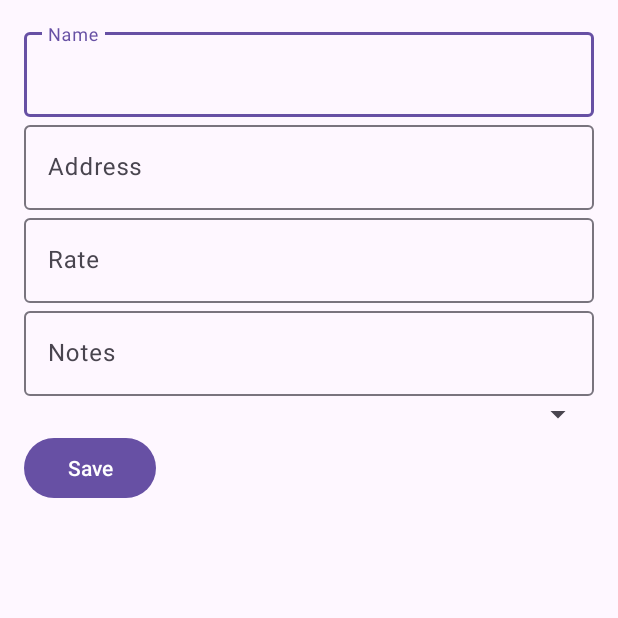
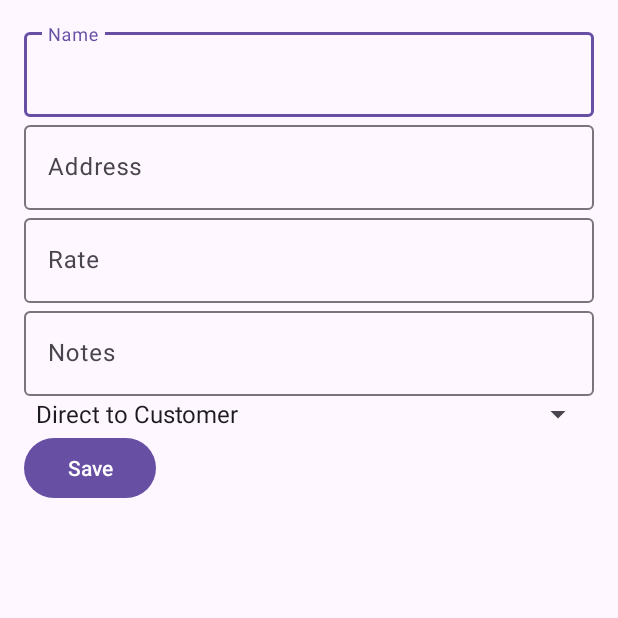
Before and after one commit to shadowcreak/MyApp2, an Android app: the AddCustomerActivity screen opened directly, with no data from a screen before it, after a tap on "Save", on a phone screen of 412 x 824 dp, the top half of it. Run offline under Robolectric (Android 15) with nearby library versions, the phone set to English and light mode, and no system bars; 3 statements that could not run were skipped.

Commit message:
Updated AddCustomerActivity to match EditCustomerActivity with rate, notes, and worklogs

```diff
--- a/app/src/main/java/com/example/myapp2/AddCustomerActivity.java
+++ b/app/src/main/java/com/example/myapp2/AddCustomerActivity.java
@@ -1,5 +1,6 @@
 package com.example.myapp2;
 
+import android.content.Intent;
 import android.os.Bundle;
 import android.util.Log;
 import android.view.View;
@@ -8,21 +9,25 @@ import android.widget.Button;
 import android.widget.Spinner;
 import android.widget.Toast;
 import androidx.appcompat.app.AppCompatActivity;
+import androidx.recyclerview.widget.LinearLayoutManager;
+import androidx.recyclerview.widget.RecyclerView;
 import com.google.android.material.textfield.TextInputEditText;
-import java.util.List;
+import java.util.ArrayList;
 
 public class AddCustomerActivity extends AppCompatActivity {
+    private static final String TAG = "AddCustomerActivity";
     private TextInputEditText editName, editAddress, editRate, editNotes;
     private Spinner contractorSpinner;
     private Button saveButton;
-    private DatabaseHelper databaseHelper;
+    private DatabaseHelper dbHelper;
+    private ArrayList<Contractor> contractors;
+    private RecyclerView worklogsRecyclerView;
+    private WorklogAdapter worklogAdapter;
 
     @Override
     protected void onCreate(Bundle savedInstanceState) {
         super.onCreate(savedInstanceState);
         setContentView(R.layout.activity_add_customer);
-
-        databaseHelper = DatabaseHelper.getInstance(this);
 
         editName = findViewById(R.id.editName);
         editAddress = findViewById(R.id.editAddress);
@@ -30,51 +35,52 @@ public class AddCustomerActivity extends AppCompatActivity {
         editNotes = findViewById(R.id.editNotes);
         contractorSpinner = findViewById(R.id.contractorSpinner);
         saveButton = findViewById(R.id.saveButton);
+        worklogsRecyclerView = findViewById(R.id.worklogsRecyclerView);
+        dbHelper = DatabaseHelper.getInstance(this);
 
-        List<Contractor> contractors = databaseHelper.getAllContractors();
-        ArrayAdapter<Contractor> adapter = new ArrayAdapter<>(this, android.R.layout.simple_spinner_item, contractors);
+        loadContractors();
+        setupWorklogs();
+
+        saveButton.setOnClickListener(v -> saveCustomer());
+    }
+
+    private void loadContractors() {
+        contractors = dbHelper.getAllContractors();
+        ArrayList<String> contractorNames = new ArrayList<>();
+        contractorNames.add("Direct to Customer");
+        for (Contractor contractor : contractors) {
+            contractorNames.add(contractor.getName());
+        }
+        ArrayAdapter<String> adapter = new ArrayAdapter<>(this, android.R.layout.simple_spinner_item, contractorNames);
         adapter.setDropDownViewResource(android.R.layout.simple_spinner_dropdown_item);
         contractorSpinner.setAdapter(adapter);
-
-        if (contractors.isEmpty()) {
-            Toast.makeText(this, "No contractors available. Please add a contractor first.", Toast.LENGTH_LONG).show();
     }
 
-        saveButton.setOnClickListener(new View.OnClickListener() {
-            @Override
-            public void onClick(View v) {
-                try {
+    private void setupWorklogs() {
+        ArrayList<Worklog> worklogs = new ArrayList<>(); // Empty for new customers
+        worklogAdapter = new WorklogAdapter(this, worklogs);
+        worklogsRecyclerView.setLayoutManager(new LinearLayoutManager(this));
+        worklogsRecyclerView.setAdapter(worklogAdapter);
+    }
+
+    private void saveCustomer() {
         String name = editName.getText().toString().trim();
         String address = editAddress.getText().toString().trim();
-                    String rateText = editRate.getText().toString().trim();
+        String rateStr = editRate.getText().toString().trim();
         String notes = editNotes.getText().toString().trim();
+        double rate = rateStr.isEmpty() ? 0.0 : Double.parseDouble(rateStr);
+        int selectedPosition = contractorSpinner.getSelectedItemPosition();
+        int contractorId = (selectedPosition == 0) ? -1 : contractors.get(selectedPosition - 1).getId();
 
-                    if (name.isEmpty() || rateText.isEmpty()) {
-                        Toast.makeText(AddCustomerActivity.this, "Name and Rate are required", Toast.LENGTH_SHORT).show();
+        if (name.isEmpty()) {
+            Toast.makeText(this, "Please enter a name", Toast.LENGTH_SHORT).show();
             return;
         }
 
-                    double rate = Double.parseDouble(rateText);
-                    Contractor selectedContractor = (Contractor) contractorSpinner.getSelectedItem();
-                    if (selectedContractor == null) {
-                        Toast.makeText(AddCustomerActivity.this, "Please select a contractor", Toast.LENGTH_SHORT).show();
-                        return;
-                    }
-                    int contractorId = selectedContractor.getId();
-
-                    Customer newCustomer = new Customer(0, name, address, rate, contractorId, notes);
-                    databaseHelper.addCustomer(newCustomer);
-                    Log.d("AddCustomerActivity", "Added customer: " + name);
-                    Toast.makeText(AddCustomerActivity.this, "Customer added successfully", Toast.LENGTH_SHORT).show();
+        Customer customer = new Customer(-1, name, address, rate, contractorId, notes);
+        dbHelper.addCustomer(customer);
+        Log.d(TAG, "Added new customer: " + name);
+        setResult(RESULT_OK);
         finish();
-                } catch (NumberFormatException e) {
-                    Toast.makeText(AddCustomerActivity.this, "Invalid rate format", Toast.LENGTH_SHORT).show();
-                    Log.e("AddCustomerActivity", "Error adding customer: " + e.getMessage());
-                } catch (Exception e) {
-                    Toast.makeText(AddCustomerActivity.this, "Error adding customer", Toast.LENGTH_SHORT).show();
-                    Log.e("AddCustomerActivity", "Error adding customer: " + e.getMessage());
     }
 }
-        });
-    }
-}
```
Lines whose indentation alone changed are shown as unchanged.
